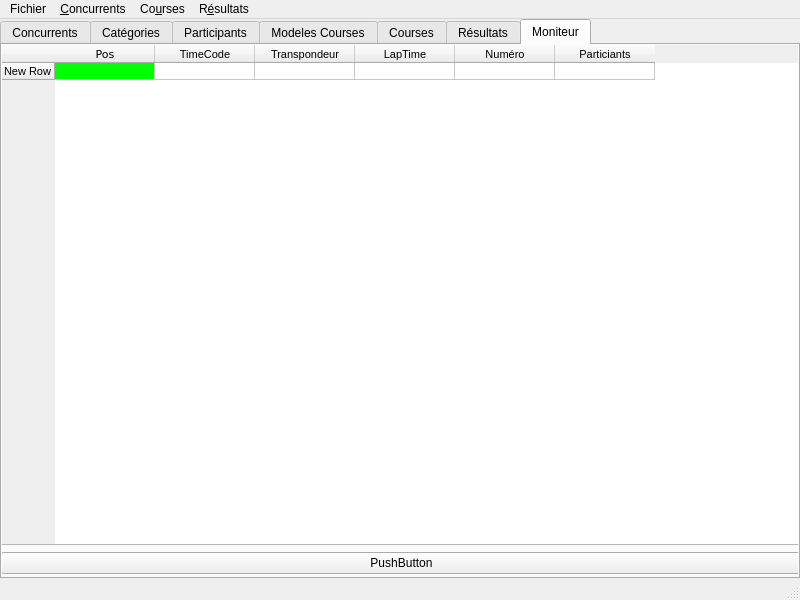
The window that MainWindow.ui (alcatrazproduction/Chrono) describes before a commit, drawn with Qt 5.
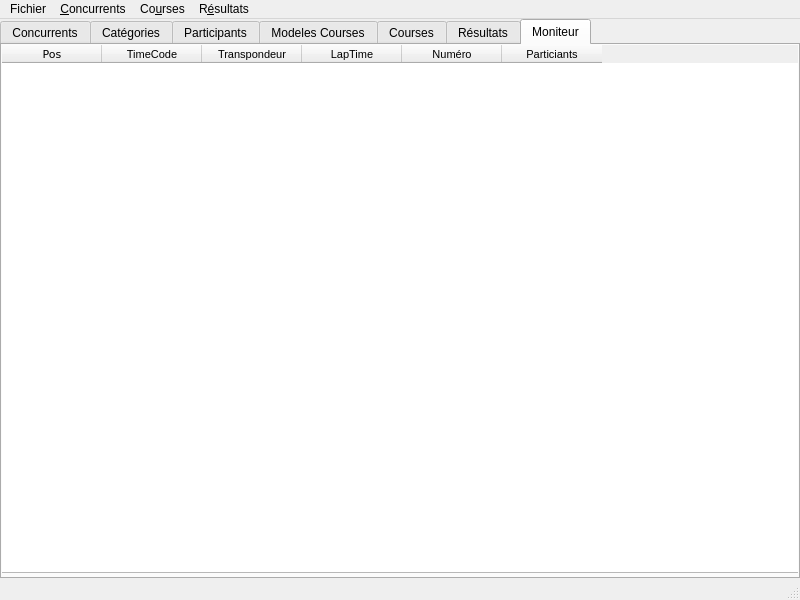
The same window after the commit.

```diff
--- a/MainWindow.ui
+++ b/MainWindow.ui
@@ -1730,11 +1730,6 @@
          <attribute name="verticalHeaderMinimumSectionSize">
           <number>10</number>
          </attribute>
-         <row>
-          <property name="text">
-           <string>New Row</string>
-          </property>
-         </row>
          <column>
           <property name="text">
            <string>Pos</string>
@@ -1777,29 +1772,6 @@
            <string notr="true"/>
           </property>
          </column>
-         <item row="0" column="0">
-          <property name="text">
-           <string/>
-          </property>
-          <property name="background">
-           <brush brushstyle="SolidPattern">
-            <color alpha="255">
-             <red>0</red>
-             <green>255</green>
-             <blue>0</blue>
-            </color>
-           </brush>
-          </property>
-          <property name="foreground">
-           <brush brushstyle="NoBrush">
-            <color alpha="255">
-             <red>0</red>
-             <green>0</green>
-             <blue>0</blue>
-            </color>
-           </brush>
-          </property>
-         </item>
         </widget>
        </item>
        <item>
@@ -1810,13 +1782,6 @@
          <property name="bottomMargin">
           <number>1</number>
          </property>
-         <item>
-          <widget class="QPushButton" name="pushButton">
-           <property name="text">
-            <string>PushButton</string>
-           </property>
-          </widget>
-         </item>
         </layout>
        </item>
       </layout>
```
